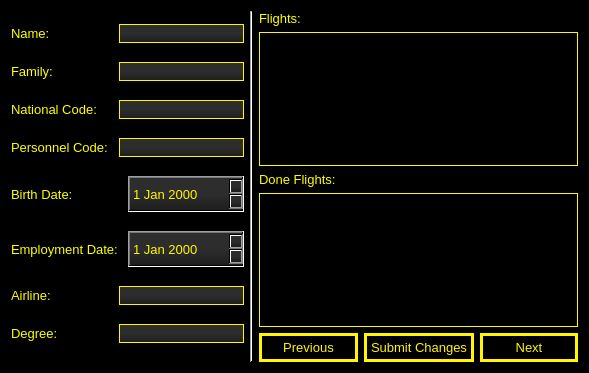
Qt form MyProj/pilotspage.ui (shahabbadihi/airport_managementt) before a commit.
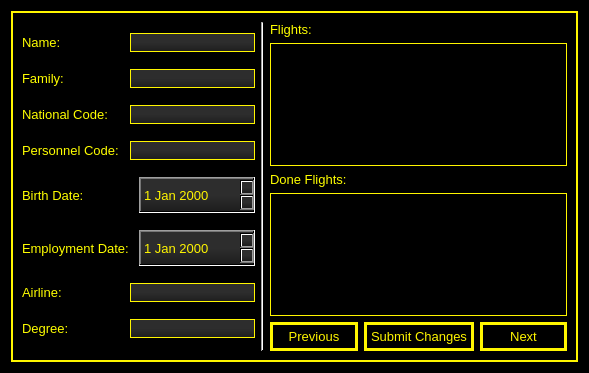
The same form after that commit.

Patch:
```diff
--- a/MyProj/pilotspage.ui
+++ b/MyProj/pilotspage.ui
@@ -18,6 +18,10 @@
 	background-color: rgb(0, 0, 0);
 }
 
+#frame {
+	border: 2px solid #fff600;
+}
+
 QLabel {
 	color: rgb(255, 255, 0)
 }
@@ -63,6 +67,15 @@
   </property>
   <layout class="QHBoxLayout" name="horizontalLayout_2">
    <item>
+    <widget class="QFrame" name="frame">
+     <property name="frameShape">
+      <enum>QFrame::StyledPanel</enum>
+     </property>
+     <property name="frameShadow">
+      <enum>QFrame::Raised</enum>
+     </property>
+     <layout class="QHBoxLayout" name="horizontalLayout_3">
+      <item>
     <layout class="QVBoxLayout" name="verticalLayout_3">
      <item>
       <layout class="QHBoxLayout" name="horizontalLayout_7">
@@ -297,6 +310,9 @@
       </layout>
      </item>
     </layout>
+      </item>
+     </layout>
+    </widget>
    </item>
   </layout>
  </widget>
```
Lines whose indentation alone changed are shown as unchanged.
